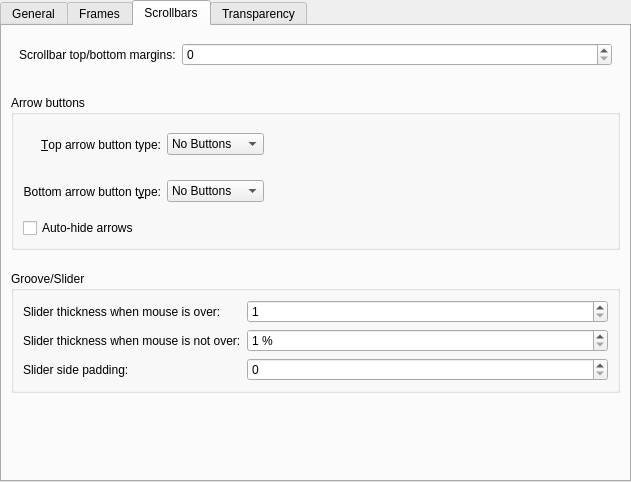
Old version of the form kstyle/config/ui/breezestyleconfig.ui in the repository KDE/breeze.
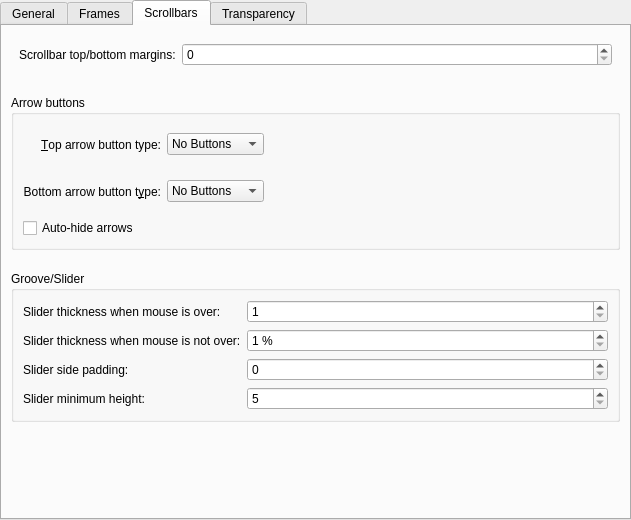
New version of the form. The open tabs and pages were chosen to show the change. Icons and pictures are not drawn.

Commit message: New scrollbar slider minimum height option; updated defaults Defaults updated for slightly slimmer scrollbars, and a larger minimum height so that the "auto-hide-arrows" feature appears slightly more seamless.

Patch:
```diff
--- a/kstyle/config/ui/breezestyleconfig.ui
+++ b/kstyle/config/ui/breezestyleconfig.ui
@@ -7,7 +7,7 @@
     <x>0</x>
     <y>0</y>
     <width>631</width>
-    <height>482</height>
+    <height>520</height>
    </rect>
   </property>
   <property name="sizePolicy">
@@ -678,6 +678,35 @@
               </property>
              </widget>
             </item>
+            <item row="4" column="1">
+             <widget class="QSpinBox" name="_scrollBarMinSliderHeight">
+              <property name="minimumSize">
+               <size>
+                <width>74</width>
+                <height>0</height>
+               </size>
+              </property>
+              <property name="minimum">
+               <number>5</number>
+              </property>
+              <property name="maximum">
+               <number>80</number>
+              </property>
+              <property name="singleStep">
+               <number>2</number>
+              </property>
+             </widget>
+            </item>
+            <item row="4" column="0">
+             <widget class="QLabel" name="label_8">
+              <property name="text">
+               <string>Slider minimum height:</string>
+              </property>
+              <property name="buddy">
+               <cstring>_scrollBarMinSliderHeight</cstring>
+              </property>
+             </widget>
+            </item>
            </layout>
           </item>
          </layout>
```
Left out of the diff: 2 changed lines with no effect on the pictures. The commit also changes 3 other files.
